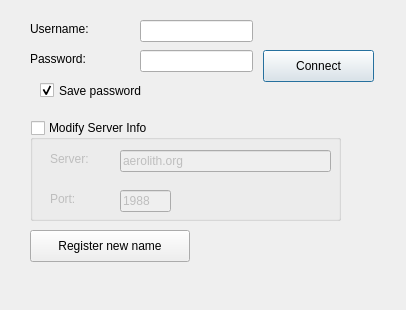
First picture: the form in trunk/src/libaerolithclient/loginForm.ui, repository domino14/aerolithdesktop, before the edit.
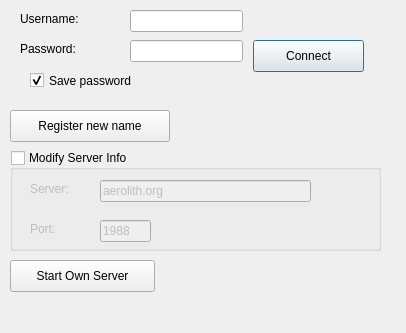
Second picture: the form after the edit.

Commit message: testing new server threading

```diff
--- a/trunk/src/libaerolithclient/loginForm.ui
+++ b/trunk/src/libaerolithclient/loginForm.ui
@@ -6,7 +6,7 @@
     <x>0</x>
     <y>0</y>
     <width>406</width>
-    <height>310</height>
+    <height>333</height>
    </rect>
   </property>
   <property name="windowTitle" >
@@ -15,22 +15,22 @@
   <widget class="QStackedWidget" name="stackedWidget" >
    <property name="geometry" >
     <rect>
-     <x>10</x>
-     <y>10</y>
+     <x>0</x>
+     <y>0</y>
      <width>382</width>
-     <height>260</height>
+     <height>300</height>
     </rect>
    </property>
    <property name="minimumSize" >
     <size>
      <width>382</width>
-     <height>260</height>
+     <height>300</height>
     </size>
    </property>
    <property name="maximumSize" >
     <size>
      <width>382</width>
-     <height>260</height>
+     <height>300</height>
     </size>
    </property>
    <property name="currentIndex" >
@@ -82,9 +82,9 @@
     <widget class="QGroupBox" name="groupBox" >
      <property name="geometry" >
       <rect>
-       <x>20</x>
-       <y>110</y>
-       <width>311</width>
+       <x>10</x>
+       <y>150</y>
+       <width>371</width>
        <height>101</height>
       </rect>
      </property>
@@ -182,8 +182,8 @@
     <widget class="QPushButton" name="registerPushButton" >
      <property name="geometry" >
       <rect>
-       <x>20</x>
-       <y>220</y>
+       <x>10</x>
+       <y>110</y>
        <width>160</width>
        <height>32</height>
       </rect>
@@ -208,6 +208,19 @@
       <bool>true</bool>
      </property>
     </widget>
+    <widget class="QPushButton" name="pushButtonStartOwnServer" >
+     <property name="geometry" >
+      <rect>
+       <x>10</x>
+       <y>260</y>
+       <width>145</width>
+       <height>32</height>
+      </rect>
+     </property>
+     <property name="text" >
+      <string>Start Own Server</string>
+     </property>
+    </widget>
    </widget>
    <widget class="QWidget" name="page_2" >
     <widget class="QLabel" name="label_5" >
@@ -325,10 +338,10 @@
   <widget class="QLabel" name="connectStatusLabel" >
    <property name="geometry" >
     <rect>
-     <x>30</x>
-     <y>280</y>
-     <width>351</width>
-     <height>20</height>
+     <x>10</x>
+     <y>300</y>
+     <width>361</width>
+     <height>21</height>
     </rect>
    </property>
    <property name="text" >
```
The commit also changes 8 other files.
